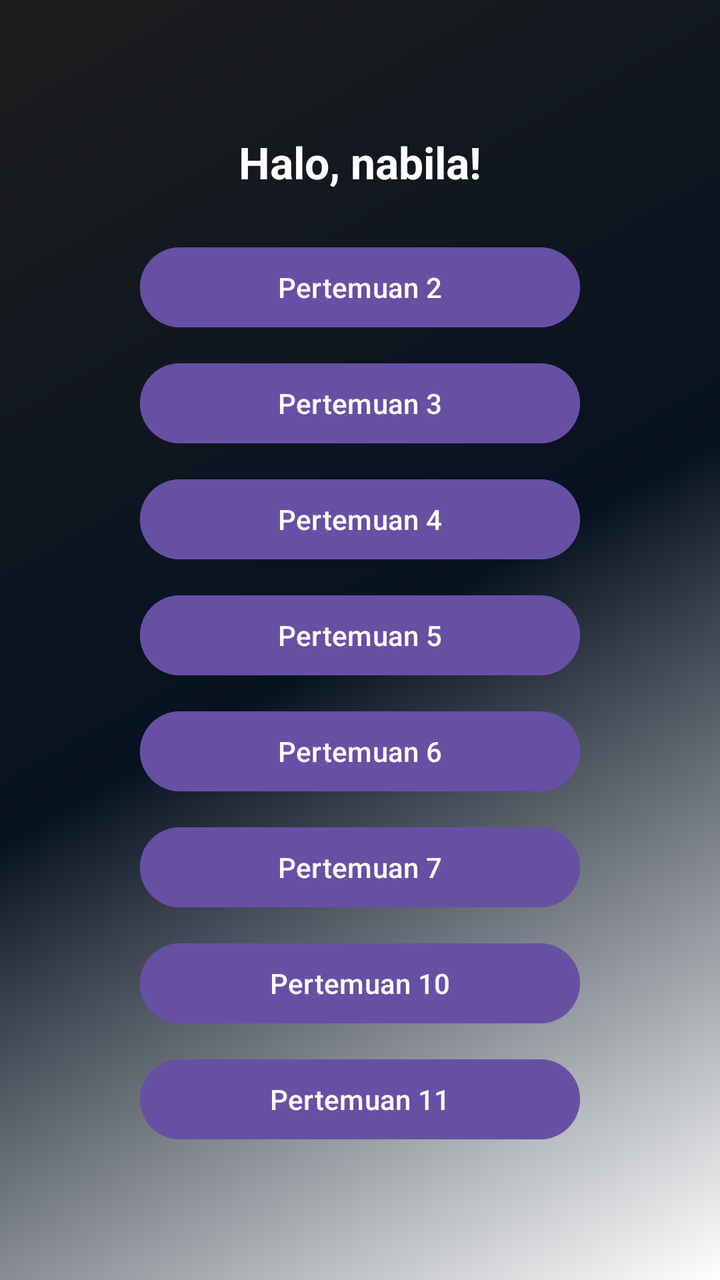
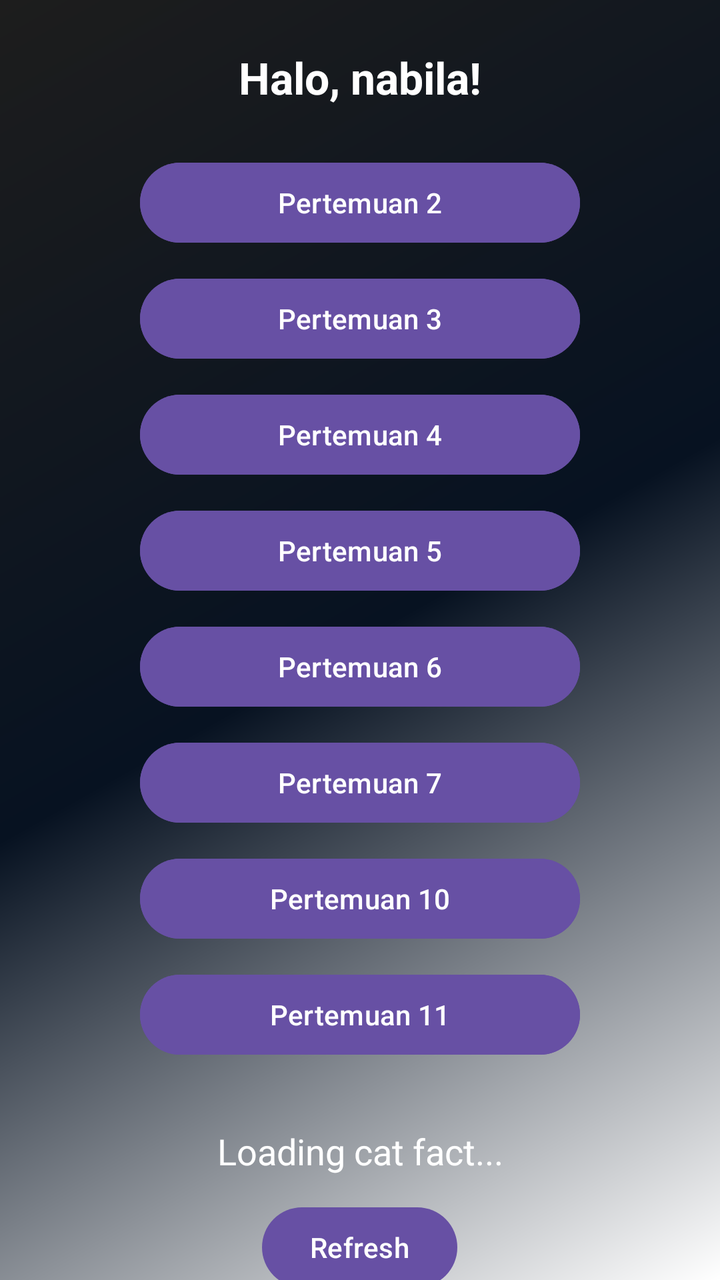

Screens rendered from an Android XML layout before and after an edit, with the pre-edit source and the edit as a unified diff.
<!-- AndroidManifest.xml: application theme Theme.Nabilatiemobile -->
<!-- res/layout/fragment_home.xml -->
<?xml version="1.0" encoding="utf-8"?>
<LinearLayout xmlns:android="http://schemas.android.com/apk/res/android"
    xmlns:app="http://schemas.android.com/apk/res-auto"
    android:layout_width="match_parent"
    android:layout_height="match_parent"
    android:background="@drawable/bg_gradient"
    android:gravity="center"
    android:orientation="vertical"
    android:padding="24dp">

    <TextView
        android:id="@+id/tvHalo"
        android:layout_width="wrap_content"
        android:layout_height="wrap_content"
        android:layout_marginBottom="24dp"
        android:text="Halo, nabila!"
        android:textColor="#FFFFFF"
        android:textSize="22sp"
        android:textStyle="bold" />

    <com.google.android.material.button.MaterialButton
        android:id="@+id/btnPertemuan2"
        android:layout_width="220dp"
        android:layout_height="wrap_content"
        android:layout_marginBottom="10dp"
        android:backgroundTint="#6750A4"
        android:text="Pertemuan 2"
        android:textAllCaps="false"
        app:cornerRadius="20dp" />

    <com.google.android.material.button.MaterialButton
        android:id="@+id/btnPertemuan3"
        android:layout_width="220dp"
        android:layout_height="wrap_content"
        android:layout_marginBottom="10dp"
        android:backgroundTint="#6750A4"
        android:text="Pertemuan 3"
        android:textAllCaps="false"
        app:cornerRadius="20dp" />

    <com.google.android.material.button.MaterialButton
        android:id="@+id/btnPertemuan4"
        android:layout_width="220dp"
        android:layout_height="wrap_content"
        android:layout_marginBottom="10dp"
        android:backgroundTint="#6750A4"
        android:text="Pertemuan 4"
        android:textAllCaps="false"
        app:cornerRadius="20dp" />

    <com.google.android.material.button.MaterialButton
        android:id="@+id/btnPertemuan5"
        android:layout_width="220dp"
        android:layout_height="wrap_content"
        android:layout_marginBottom="10dp"
        android:backgroundTint="#6750A4"
        android:text="Pertemuan 5"
        android:textAllCaps="false"
        app:cornerRadius="20dp" />

    <com.google.android.material.button.MaterialButton
        android:id="@+id/btnPertemuan6"
        android:layout_width="220dp"
        android:layout_height="wrap_content"
        android:layout_marginBottom="10dp"
        android:backgroundTint="#6750A4"
        android:text="Pertemuan 6"
        android:textAllCaps="false"
        app:cornerRadius="20dp" />

    <com.google.android.material.button.MaterialButton
        android:id="@+id/btnPertemuan7"
        android:layout_width="220dp"
        android:layout_height="wrap_content"
        android:layout_marginBottom="10dp"
        android:backgroundTint="#6750A4"
        android:text="Pertemuan 7"
        android:textAllCaps="false"
        app:cornerRadius="20dp" />

    <com.google.android.material.button.MaterialButton
        android:id="@+id/btnPertemuan10"
        android:layout_width="220dp"
        android:layout_height="wrap_content"
        android:layout_marginBottom="10dp"
        android:backgroundTint="#6750A4"
        android:text="Pertemuan 10"
        android:textAllCaps="false"
        app:cornerRadius="20dp" />

    <com.google.android.material.button.MaterialButton
        android:id="@+id/btnPertemuan11"
        android:layout_width="220dp"
        android:layout_height="wrap_content"
        android:backgroundTint="#6750A4"
        android:text="Pertemuan 11"
        android:textAllCaps="false"
        app:cornerRadius="20dp" />

</LinearLayout>
<!-- resources referenced by this layout -->
<resources>
  <!-- drawable bg_gradient (drawable) -->
  <?xml version="1.0" encoding="utf-8"?>
  <shape xmlns:android="http://schemas.android.com/apk/res/android"
      android:shape="rectangle">
      <gradient
          android:angle="135"
          android:startColor="#FFFFFF"
          android:centerColor="#071221"
          android:endColor="#1D1D1D"
          android:type="linear" />
  </shape>
  <style name="Theme.Nabilatiemobile" parent="Base.Theme.Nabilatiemobile" />
  <style name="Base.Theme.Nabilatiemobile" parent="Theme.Material3.DayNight.NoActionBar">
          
          
      </style>
</resources>

<!-- the commit's change to res/layout/fragment_home.xml (unified diff, before → after) -->
@@ -1,100 +1,134 @@
 <?xml version="1.0" encoding="utf-8"?>
-<LinearLayout xmlns:android="http://schemas.android.com/apk/res/android"
+<androidx.core.widget.NestedScrollView xmlns:android="http://schemas.android.com/apk/res/android"
     xmlns:app="http://schemas.android.com/apk/res-auto"
     android:layout_width="match_parent"
     android:layout_height="match_parent"
     android:background="@drawable/bg_gradient"
-    android:gravity="center"
-    android:orientation="vertical"
-    android:padding="24dp">
+    android:fillViewport="true">
 
-    <TextView
-        android:id="@+id/tvHalo"
-        android:layout_width="wrap_content"
+    <LinearLayout
+        android:layout_width="match_parent"
         android:layout_height="wrap_content"
-        android:layout_marginBottom="24dp"
-        android:text="Halo, nabila!"
-        android:textColor="#FFFFFF"
-        android:textSize="22sp"
-        android:textStyle="bold" />
+        android:gravity="center_horizontal"
+        android:orientation="vertical"
+        android:padding="24dp">
 
-    <com.google.android.material.button.MaterialButton
-        android:id="@+id/btnPertemuan2"
-        android:layout_width="220dp"
-        android:layout_height="wrap_content"
-        android:layout_marginBottom="10dp"
-        android:backgroundTint="#6750A4"
-        android:text="Pertemuan 2"
-        android:textAllCaps="false"
-        app:cornerRadius="20dp" />
+        <TextView
+            android:id="@+id/tvHalo"
+            android:layout_width="wrap_content"
+            android:layout_height="wrap_content"
+            android:layout_marginBottom="24dp"
+            android:text="Halo, nabila!"
+            android:textColor="#FFFFFF"
+            android:textSize="22sp"
+            android:textStyle="bold" />
 
-    <com.google.android.material.button.MaterialButton
-        android:id="@+id/btnPertemuan3"
-        android:layout_width="220dp"
-        android:layout_height="wrap_content"
-        android:layout_marginBottom="10dp"
-        android:backgroundTint="#6750A4"
-        android:text="Pertemuan 3"
-        android:textAllCaps="false"
-        app:cornerRadius="20dp" />
+        <com.google.android.material.button.MaterialButton
+            android:id="@+id/btnPertemuan2"
+            android:layout_width="220dp"
+            android:layout_height="wrap_content"
+            android:layout_marginBottom="10dp"
+            android:backgroundTint="#6750A4"
+            android:text="Pertemuan 2"
+            android:textAllCaps="false"
+            app:cornerRadius="20dp" />
 
-    <com.google.android.material.button.MaterialButton
-        android:id="@+id/btnPertemuan4"
-        android:layout_width="220dp"
-        android:layout_height="wrap_content"
-        android:layout_marginBottom="10dp"
-        android:backgroundTint="#6750A4"
-        android:text="Pertemuan 4"
-        android:textAllCaps="false"
-        app:cornerRadius="20dp" />
+        <com.google.android.material.button.MaterialButton
+            android:id="@+id/btnPertemuan3"
+            android:layout_width="220dp"
+            android:layout_height="wrap_content"
+            android:layout_marginBottom="10dp"
+            android:backgroundTint="#6750A4"
+            android:text="Pertemuan 3"
+            android:textAllCaps="false"
+            app:cornerRadius="20dp" />
 
-    <com.google.android.material.button.MaterialButton
-        android:id="@+id/btnPertemuan5"
-        android:layout_width="220dp"
-        android:layout_height="wrap_content"
-        android:layout_marginBottom="10dp"
-        android:backgroundTint="#6750A4"
-        android:text="Pertemuan 5"
-        android:textAllCaps="false"
-        app:cornerRadius="20dp" />
+        <com.google.android.material.button.MaterialButton
+            android:id="@+id/btnPertemuan4"
+            android:layout_width="220dp"
+            android:layout_height="wrap_content"
+            android:layout_marginBottom="10dp"
+            android:backgroundTint="#6750A4"
+            android:text="Pertemuan 4"
+            android:textAllCaps="false"
+            app:cornerRadius="20dp" />
 
-    <com.google.android.material.button.MaterialButton
-        android:id="@+id/btnPertemuan6"
-        android:layout_width="220dp"
-        android:layout_height="wrap_content"
-        android:layout_marginBottom="10dp"
-        android:backgroundTint="#6750A4"
-        android:text="Pertemuan 6"
-        android:textAllCaps="false"
-        app:cornerRadius="20dp" />
+        <com.google.android.material.button.MaterialButton
+            android:id="@+id/btnPertemuan5"
+            android:layout_width="220dp"
+            android:layout_height="wrap_content"
+            android:layout_marginBottom="10dp"
+            android:backgroundTint="#6750A4"
+            android:text="Pertemuan 5"
+            android:textAllCaps="false"
+            app:cornerRadius="20dp" />
 
-    <com.google.android.material.button.MaterialButton
-        android:id="@+id/btnPertemuan7"
-        android:layout_width="220dp"
-        android:layout_height="wrap_content"
-        android:layout_marginBottom="10dp"
-        android:backgroundTint="#6750A4"
-        android:text="Pertemuan 7"
-        android:textAllCaps="false"
-        app:cornerRadius="20dp" />
+        <com.google.android.material.button.MaterialButton
+            android:id="@+id/btnPertemuan6"
+            android:layout_width="220dp"
+            android:layout_height="wrap_content"
+            android:layout_marginBottom="10dp"
+            android:backgroundTint="#6750A4"
+            android:text="Pertemuan 6"
+            android:textAllCaps="false"
+            app:cornerRadius="20dp" />
 
-    <com.google.android.material.button.MaterialButton
-        android:id="@+id/btnPertemuan10"
-        android:layout_width="220dp"
-        android:layout_height="wrap_content"
-        android:layout_marginBottom="10dp"
-        android:backgroundTint="#6750A4"
-        android:text="Pertemuan 10"
-        android:textAllCaps="false"
-        app:cornerRadius="20dp" />
+        <com.google.android.material.button.MaterialButton
+            android:id="@+id/btnPertemuan7"
+            android:layout_width="220dp"
+            android:layout_height="wrap_content"
+            android:layout_marginBottom="10dp"
+            android:backgroundTint="#6750A4"
+            android:text="Pertemuan 7"
+            android:textAllCaps="false"
+            app:cornerRadius="20dp" />
 
-    <com.google.android.material.button.MaterialButton
-        android:id="@+id/btnPertemuan11"
-        android:layout_width="220dp"
-        android:layout_height="wrap_content"
-        android:backgroundTint="#6750A4"
-        android:text="Pertemuan 11"
-        android:textAllCaps="false"
-        app:cornerRadius="20dp" />
+        <com.google.android.material.button.MaterialButton
+            android:id="@+id/btnPertemuan10"
+            android:layout_width="220dp"
+            android:layout_height="wrap_content"
+            android:layout_marginBottom="10dp"
+            android:backgroundTint="#6750A4"
+            android:text="Pertemuan 10"
+            android:textAllCaps="false"
+            app:cornerRadius="20dp" />
 
-</LinearLayout>
+        <com.google.android.material.button.MaterialButton
+            android:id="@+id/btnPertemuan11"
+            android:layout_width="220dp"
+            android:layout_height="wrap_content"
+            android:backgroundTint="#6750A4"
+            android:text="Pertemuan 11"
+            android:textAllCaps="false"
+            app:cornerRadius="20dp" />
+
+        
+        <TextView
+            android:id="@+id/tvCatFact"
+            android:layout_width="match_parent"
+            android:layout_height="wrap_content"
+            android:layout_marginTop="32dp"
+            android:gravity="center"
+            android:text="Loading cat fact..."
+            android:textAlignment="center"
+            android:textColor="#FFFFFF"
+            android:textSize="18sp" />
+
+        <Button
+            android:id="@+id/btnRefresh"
+            android:layout_width="wrap_content"
+            android:layout_height="wrap_content"
+            android:layout_marginTop="12dp"
+            android:text="Refresh" />
+
+        
+        <androidx.recyclerview.widget.RecyclerView
+            android:id="@+id/rvGallery"
+            android:layout_width="match_parent"
+            android:layout_height="wrap_content"
+            android:layout_marginTop="16dp"
+            android:nestedScrollingEnabled="false"
+            android:padding="8dp" />
+
+    </LinearLayout>
+</androidx.core.widget.NestedScrollView>
